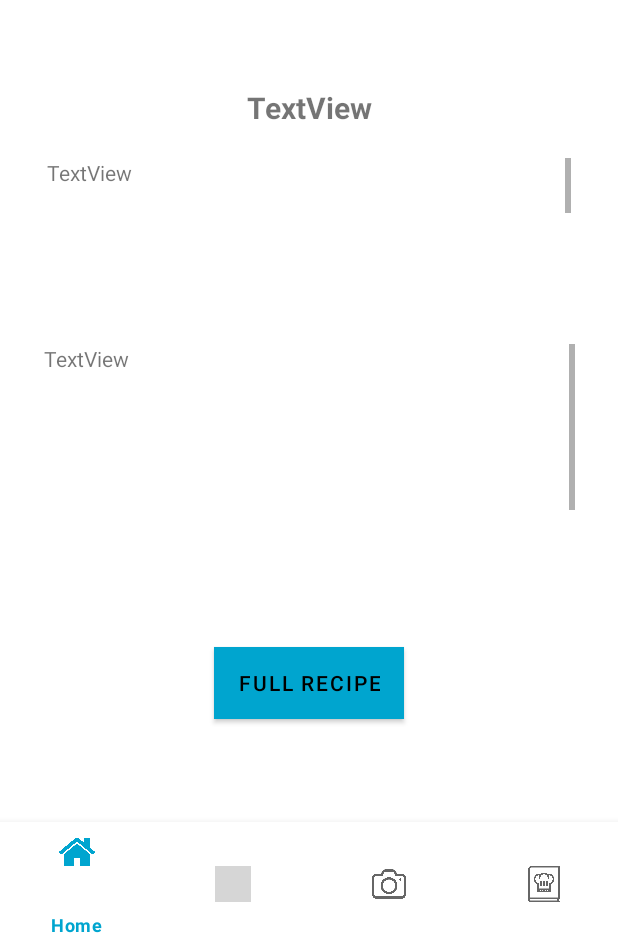
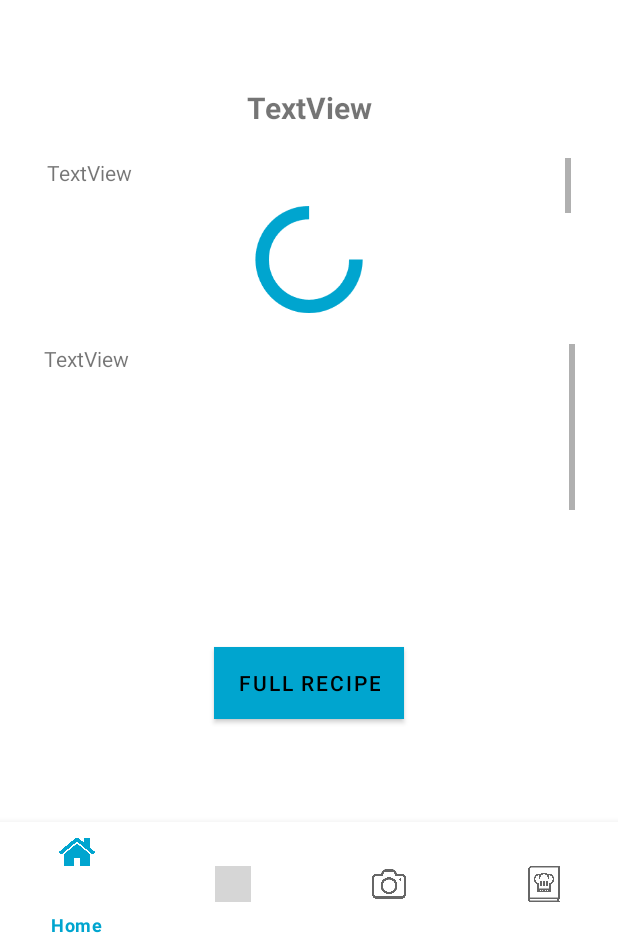
Before and after one commit to KaiwenLuo2003/INFS3605-Waste-App, an Android app: the layout recipe_detail.xml on its own in the app's theme, with its tools: preview values and no code run, on a phone screen of 412 x 824 dp, the part 289-1236 px from its top. Run offline under Robolectric (Android 15) with nearby library versions, the phone set to English and light mode, and no system bars; grey boxes are pictures that could not be loaded.

Commit message:
Loading animation for RecipeDetail activity.

```diff
--- a/app/src/main/java/com/example/infs3605wasteapplicationt13a_04/pantry/PantryAdapter.java
+++ b/app/src/main/java/com/example/infs3605wasteapplicationt13a_04/pantry/PantryAdapter.java
@@ -23,7 +23,7 @@ import java.util.Calendar;
 import java.util.Date;
 import java.util.Locale;
 
-public class PantryAdapter extends RecyclerView.Adapter<PantryAdapter.MyViewHolder> {
+public class PantryAdapter extends RecyclerView.Adapter<PantryAdapter.MyViewHolder>{
     private LayoutInflater mInflater;
     private ArrayList<IngredientItem> mItems;
     private ItemClickListener mClickListener;
--- a/app/src/main/java/com/example/infs3605wasteapplicationt13a_04/recipe/RecipeActivity.java
+++ b/app/src/main/java/com/example/infs3605wasteapplicationt13a_04/recipe/RecipeActivity.java
@@ -17,10 +17,7 @@ import androidx.recyclerview.widget.LinearLayoutManager;
 import androidx.recyclerview.widget.RecyclerView;
 
 import com.example.infs3605wasteapplicationt13a_04.AddItemActivity;
-import com.example.infs3605wasteapplicationt13a_04.ImgToTxtAPI.ReceiptResultActivity;
-import com.example.infs3605wasteapplicationt13a_04.LoadingActivity;
 import com.example.infs3605wasteapplicationt13a_04.MainActivity;
-import com.example.infs3605wasteapplicationt13a_04.MapActivity;
 import com.example.infs3605wasteapplicationt13a_04.api.Recipe;
 import com.example.infs3605wasteapplicationt13a_04.api.RecipeInterface;
 import com.example.infs3605wasteapplicationt13a_04.pantry.PantryActivity;
--- a/app/src/main/res/layout/recipe_detail.xml
+++ b/app/src/main/res/layout/recipe_detail.xml
@@ -112,4 +112,17 @@
         app:layout_constraintStart_toStartOf="parent"
         app:layout_constraintTop_toBottomOf="@+id/scrollView3" />
 
+    <pl.droidsonroids.gif.GifImageView
+        android:id="@+id/loadingGif"
+        android:layout_width="89dp"
+        android:layout_height="91dp"
+        android:layout_marginStart="161dp"
+        android:layout_marginTop="320dp"
+        android:layout_marginEnd="161dp"
+        android:layout_marginBottom="1dp"
+        app:layout_constraintEnd_toEndOf="parent"
+        app:layout_constraintStart_toStartOf="parent"
+        app:layout_constraintTop_toTopOf="parent"
+        android:src="@drawable/loading_gif" />
+
 </androidx.constraintlayout.widget.ConstraintLayout>
```
Also changed, not shown: app/src/main/java/com/example/infs3605wasteapplicationt13a_04/recipe/RecipeDetail.java (+14 -0 lines).
